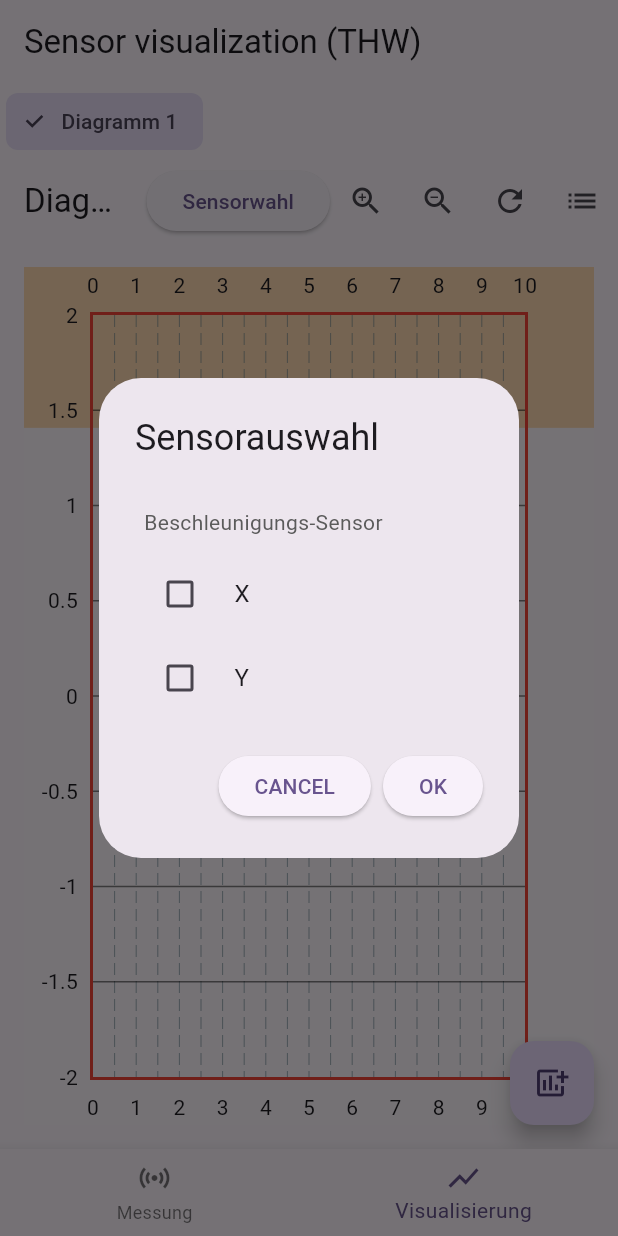
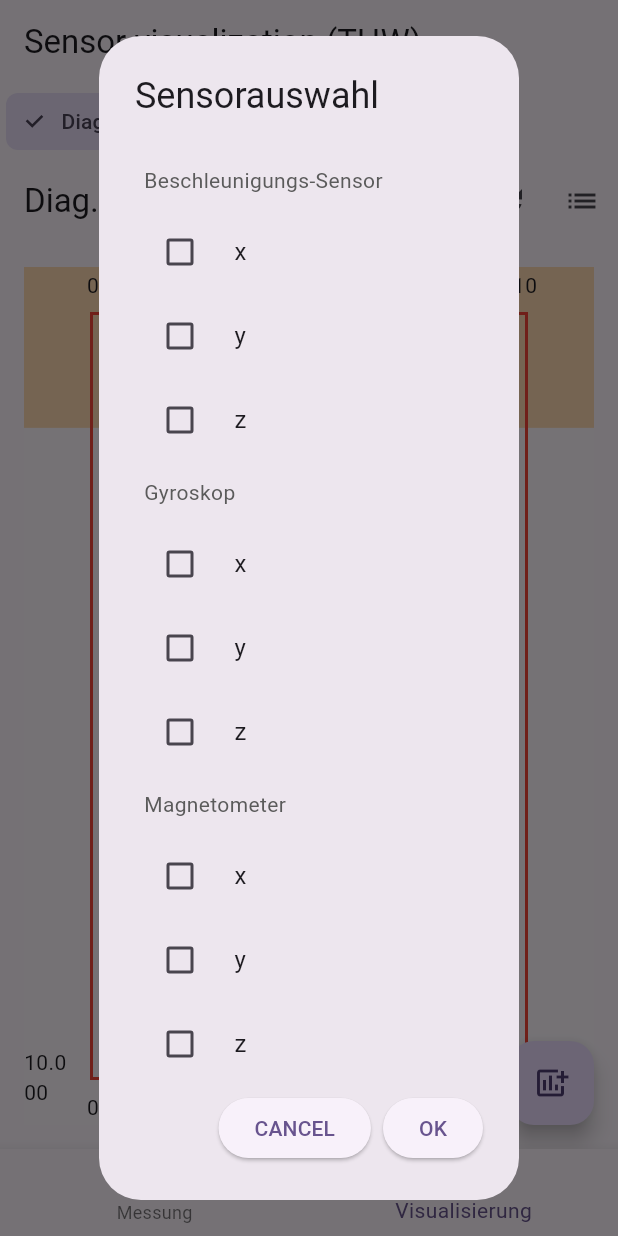
Before and after one commit to jshProgrammer/sensorvisualization, a Flutter app: the screen it shows after launch, item 2 of the bottom bar chosen, after a tap on "Sensorwahl", on a phone screen of 412 x 824 dp. Run offline on Flutter 3.47's test engine with Material 3 defaults, Android fonts, the phone set to English and light mode, and no system bars; drawn by our look-alikes of fl_chart; our stand-ins replace sensors_plus; network calls fail.

Commit message:
choosing all sensor data for visualization possible

```diff
--- a/lib/data/models/MultiselectDialogItem.dart
+++ b/lib/data/models/MultiselectDialogItem.dart
@@ -15,4 +15,16 @@ class MultiSelectDialogItem {
       assert(attribute != null, 'Data items must have a value');
     }
   }
+
+  @override
+  bool operator ==(Object other) {
+    return other is MultiSelectDialogItem &&
+        other.sensorName == sensorName &&
+        other.attribute == attribute &&
+        other.type == type;
+  }
+
+  @override
+  int get hashCode =>
+      sensorName.hashCode ^ (attribute?.hashCode ?? 0) ^ type.hashCode;
 }
--- a/lib/data/services/ConnectionToRecipient.dart
+++ b/lib/data/services/ConnectionToRecipient.dart
@@ -15,7 +15,7 @@ class ConnectionToRecipient {
     String ip = "192.168.2.135";
     channel = WebSocketChannel.connect(Uri.parse('ws://$ip:3001'));
 
-    userAccelerometerEventStream(samplingPeriod: sensorInterval).listen((
+    /*userAccelerometerEventStream(samplingPeriod: sensorInterval).listen((
       UserAccelerometerEvent event,
     ) {
       final now = event.timestamp;
@@ -27,14 +27,14 @@ class ConnectionToRecipient {
         'z': event.z,
       };
       channel.sink.add(jsonEncode(message));
-    });
+    });*/
 
     accelerometerEventStream(samplingPeriod: sensorInterval).listen((
       AccelerometerEvent event,
     ) {
       final now = event.timestamp;
       final message = {
-        'sensor': 'Accelerometer',
+        'sensor': 'Beschleunigungs-Sensor',
         'timestamp': now.toString(),
         'x': event.x,
         'y': event.y,
@@ -48,7 +48,7 @@ class ConnectionToRecipient {
     ) {
       final now = event.timestamp;
       final message = {
-        'sensor': 'Gyroscope',
+        'sensor': 'Gyroskop',
         'timestamp': now.toString(),
         'x': event.x,
         'y': event.y,
--- a/lib/data/services/SampleData.dart
+++ b/lib/data/services/SampleData.dart
@@ -27,7 +27,7 @@ class SampleData {
     ];
   }
 
-  static List<MultiSelectDialogItem> getXYZ() {
+  static List<MultiSelectDialogItem> getSensorChoices() {
     return <MultiSelectDialogItem>[
       MultiSelectDialogItem(
         sensorName: 'Beschleunigungs-Sensor',
@@ -35,25 +35,56 @@ class SampleData {
       ),
       MultiSelectDialogItem(
         sensorName: 'Beschleunigungs-Sensor',
-        attribute: 'X',
+        attribute: 'x',
         type: ItemType.data,
       ),
       MultiSelectDialogItem(
         sensorName: 'Beschleunigungs-Sensor',
-        attribute: 'Y',
+        attribute: 'y',
         type: ItemType.data,
       ),
-      /*MultiSelectDialogItem(name: 'Z', type: ItemType.data, value: 2),
+      MultiSelectDialogItem(
+        sensorName: 'Beschleunigungs-Sensor',
+        attribute: 'z',
+        type: ItemType.data,
+      ),
 
-      MultiSelectDialogItem(name: 'Gyroskop', type: ItemType.seperator),
-      MultiSelectDialogItem(name: 'X', type: ItemType.data, value: 3),
-      MultiSelectDialogItem(name: 'Y', type: ItemType.data, value: 4),
-      MultiSelectDialogItem(name: 'Z', type: ItemType.data, value: 5),
+      MultiSelectDialogItem(sensorName: 'Gyroskop', type: ItemType.seperator),
+      MultiSelectDialogItem(
+        sensorName: 'Gyroskop',
+        attribute: 'x',
+        type: ItemType.data,
+      ),
+      MultiSelectDialogItem(
+        sensorName: 'Gyroskop',
+        attribute: 'y',
+        type: ItemType.data,
+      ),
+      MultiSelectDialogItem(
+        sensorName: 'Gyroskop',
+        attribute: 'z',
+        type: ItemType.data,
+      ),
 
-      MultiSelectDialogItem(name: 'Magnetometer', type: ItemType.seperator),
-      MultiSelectDialogItem(name: 'X', type: ItemType.data, value: 6),
-      MultiSelectDialogItem(name: 'Y', type: ItemType.data, value: 7),
-      MultiSelectDialogItem(name: 'Z', type: ItemType.data, value: 8),*/
+      MultiSelectDialogItem(
+        sensorName: 'Magnetometer',
+        type: ItemType.seperator,
+      ),
+      MultiSelectDialogItem(
+        sensorName: 'Magnetometer',
+        attribute: 'x',
+        type: ItemType.data,
+      ),
+      MultiSelectDialogItem(
+        sensorName: 'Magnetometer',
+        attribute: 'y',
+        type: ItemType.data,
+      ),
+      MultiSelectDialogItem(
+        sensorName: 'Magnetometer',
+        attribute: 'z',
+        type: ItemType.data,
+      ),
     ];
   }
 }
--- a/lib/data/services/SensorData.dart
+++ b/lib/data/services/SensorData.dart
@@ -5,6 +5,79 @@ import 'package:sensorvisualization/data/models/ColorSettings.dart';
 import 'package:sensorvisualization/data/models/MultiselectDialogItem.dart';
 
 class Sensordata {
+  //TODO: probably change static to object
+
+  //TODO: use minumum values for range
+  static double getMaxX(
+    Set<MultiSelectDialogItem> selectedLines,
+    ChartConfig chartConfig,
+  ) {
+    return selectedLines
+            .expand(
+              (item) =>
+                  chartConfig.dataPoints[item.sensorName + item.attribute!] ??
+                  [],
+            )
+            .map((spot) => spot.x)
+            .isEmpty
+        ? 10
+        : (selectedLines
+            .expand(
+              (item) =>
+                  chartConfig.dataPoints[item.sensorName + item.attribute!] ??
+                  [],
+            )
+            .map((spot) => spot.x)
+            .reduce((a, b) => a > b ? a : b));
+  }
+
+  //TODO: probably refactoring possible => lots of duplicate code
+  static double getMinY(
+    Set<MultiSelectDialogItem> selectedLines,
+    ChartConfig chartConfig,
+  ) {
+    return selectedLines
+            .expand(
+              (item) =>
+                  chartConfig.dataPoints[item.sensorName + item.attribute!] ??
+                  [],
+            )
+            .map((spot) => spot.y)
+            .isEmpty
+        ? 10
+        : (selectedLines
+            .expand(
+              (item) =>
+                  chartConfig.dataPoints[item.sensorName + item.attribute!] ??
+                  [],
+            )
+            .map((spot) => spot.y)
+            .reduce((a, b) => a < b ? a : b));
+  }
+
+  static double getMaxY(
+    Set<MultiSelectDialogItem> selectedLines,
+    ChartConfig chartConfig,
+  ) {
+    return selectedLines
+            .expand(
+              (item) =>
+                  chartConfig.dataPoints[item.sensorName + item.attribute!] ??
+                  [],
+            )
+            .map((spot) => spot.y)
+            .isEmpty
+        ? 10
+        : (selectedLines
+            .expand(
+              (item) =>
+                  chartConfig.dataPoints[item.sensorName + item.attribute!] ??
+                  [],
+            )
+            .map((spot) => spot.y)
+            .reduce((a, b) => a > b ? a : b));
+  }
+
   static LineChart getLineChart(
     Set<MultiSelectDialogItem> selectedLines,
     ChartConfig chartConfig,
@@ -15,21 +88,9 @@ class Sensordata {
     return LineChart(
       LineChartData(
         minX: 0,
-        maxX:
-            chartConfig.dataPoints["Gyroscopex"]
-                ?.map((spot) => spot.x)
-                .reduce((a, b) => a > b ? a : b) ??
-            10,
-        minY:
-            chartConfig.dataPoints["Gyroscopex"]
-                ?.map((spot) => spot.y)
-                .reduce((a, b) => a < b ? a : b) ??
-            -2,
-        maxY:
-            chartConfig.dataPoints["Gyroscopex"]
-                ?.map((spot) => spot.y)
-                .reduce((a, b) => a > b ? a : b) ??
-            2,
+        maxX: getMaxX(selectedLines, chartConfig),
+        minY: getMinY(selectedLines, chartConfig),
+        maxY: getMaxY(selectedLines, chartConfig),
         gridData: FlGridData(
           show: true,
           horizontalInterval: 0.5,
@@ -106,12 +167,9 @@ class Sensordata {
     ChartConfig chartConfig,
     MultiSelectDialogItem sensor,
   ) {
-    print("TEST: ${chartConfig.dataPoints}");
     return LineChartBarData(
       spots:
-          chartConfig
-              .dataPoints["Gyroscopex" /*sensor.sensorName + sensor.attribute!*/] ??
-          [],
+          chartConfig.dataPoints[sensor.sensorName + sensor.attribute!] ?? [],
       isCurved: true,
       color: chartConfig.color,
       barWidth: 4,
--- a/lib/presentation/screens/ChartsHomeScreen.dart
+++ b/lib/presentation/screens/ChartsHomeScreen.dart
@@ -28,11 +28,7 @@ class _ChartsHomeScreenState extends State<ChartsHomeScreen> {
       final newChart = ChartConfig(
         id: 'chart_$newIndex',
         title: 'Diagramm ${newIndex + 1}',
-        //TODO
-        dataPoints: {
-          "Test1": SampleData.getPoints1(newIndex),
-          "Test2": SampleData.getPoints2(newIndex),
-        },
+        dataPoints: {},
         color: Colors.primaries[newIndex % Colors.primaries.length],
       );
       charts.add(newChart);
--- a/lib/presentation/widgets/ChartPage.dart
+++ b/lib/presentation/widgets/ChartPage.dart
@@ -173,7 +173,7 @@ class _ChartPageState extends State<ChartPage> {
       context: context,
       builder: (BuildContext context) {
         return Multiselectdialogwidget(
-          items: SampleData.getXYZ(),
+          items: SampleData.getSensorChoices(),
           initialSelectedValues: selectedValues,
         );
       },
@@ -249,15 +249,6 @@ class _ChartPageState extends State<ChartPage> {
     ];
   }
 
-  //TODO!!!!
-  Set<MultiSelectDialogItem> dummySet = {
-    MultiSelectDialogItem(
-      sensorName: "Gyroscope",
-      type: ItemType.data,
-      attribute: "x",
-    ),
-  };
-
   @override
   Widget build(BuildContext context) {
     return GestureDetector(
@@ -290,10 +281,7 @@ class _ChartPageState extends State<ChartPage> {
               child: Stack(
                 children: [
                   _buildBackgroundPainter(),
-                  Sensordata.getLineChart(
-                    dummySet /*selectedValues*/,
-                    widget.chartConfig,
-                  ),
+                  Sensordata.getLineChart(selectedValues, widget.chartConfig),
                 ],
               ),
             ),
```
